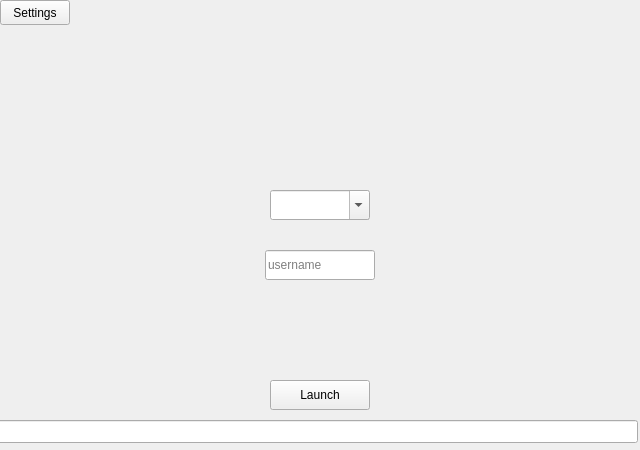
The window that form.ui (breadlol64/skyforge-launcher) describes before a commit, drawn with Qt 5.
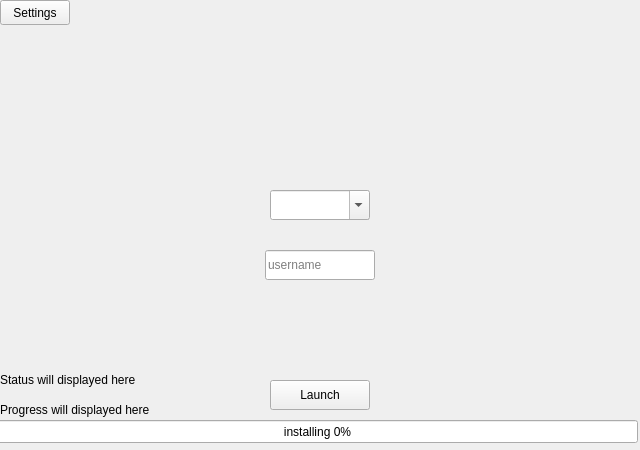
The same window after the commit.

Patch:
```diff
--- a/form.ui
+++ b/form.ui
@@ -85,7 +85,42 @@
      <number>0</number>
     </property>
     <property name="textVisible">
-     <bool>false</bool>
+     <bool>true</bool>
+    </property>
+    <property name="orientation">
+     <enum>Qt::Horizontal</enum>
+    </property>
+    <property name="textDirection">
+     <enum>QProgressBar::TopToBottom</enum>
+    </property>
+    <property name="format">
+     <string>installing %p%</string>
+    </property>
+   </widget>
+   <widget class="QLabel" name="status_text">
+    <property name="geometry">
+     <rect>
+      <x>0</x>
+      <y>370</y>
+      <width>271</width>
+      <height>20</height>
+     </rect>
+    </property>
+    <property name="text">
+     <string>Status will displayed here</string>
+    </property>
+   </widget>
+   <widget class="QLabel" name="prog_text">
+    <property name="geometry">
+     <rect>
+      <x>0</x>
+      <y>400</y>
+      <width>271</width>
+      <height>20</height>
+     </rect>
+    </property>
+    <property name="text">
+     <string>Progress will displayed here</string>
     </property>
    </widget>
   </widget>
```
